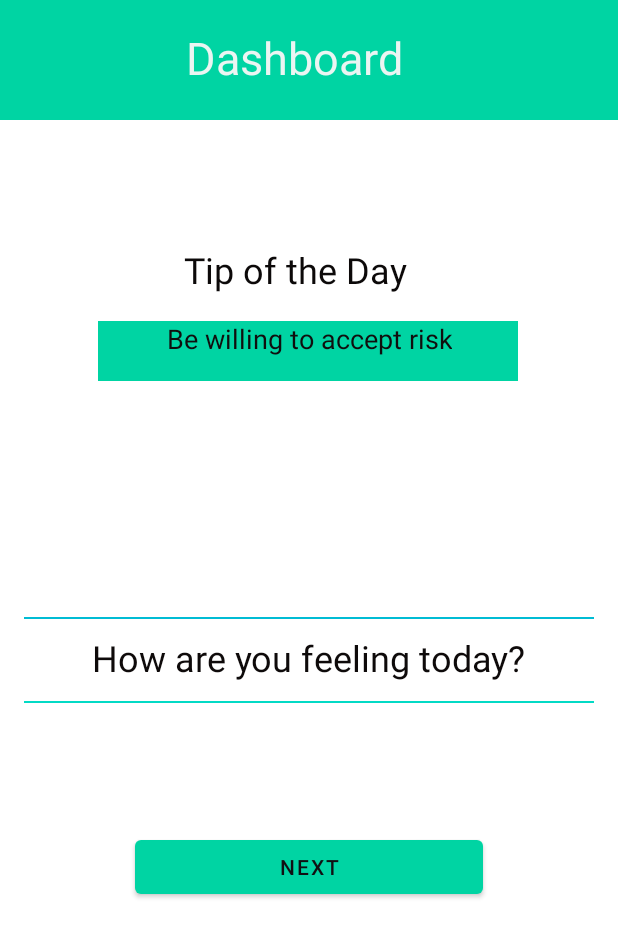
After one commit to MdRashidulIkram/TheCompanion_onAndroid, an Android app: the PrimaryDashboard screen opened directly, with no data from a screen before it, on a phone screen of 412 x 824 dp. The commit adds this screen. Shown: the top 937 px of the screen. Run offline under Robolectric (Android 15) with nearby library versions, the phone set to English and light mode, and no system bars; Roboto replaces fonts that are not available here.

Commit message:
nav success

```diff
--- a/app/src/main/AndroidManifest.xml
+++ b/app/src/main/AndroidManifest.xml
@@ -9,7 +9,8 @@
         android:roundIcon="@mipmap/ic_launcher_round"
         android:supportsRtl="true"
         android:theme="@style/Theme.The_Companion">
-        <activity android:name=".AddTaskActivity"></activity>
+        <activity android:name=".PrimaryDashboard"></activity>
+        <activity android:name=".AddTaskActivity" />
         <activity android:name=".DashboardActivity" />
         <activity android:name=".registration_screen" />
         <activity android:name=".login_screen" />
--- /dev/null
+++ b/app/src/main/java/com/example/the_companion/PrimaryDashboard.java
@@ -0,0 +1,14 @@
+package com.example.the_companion;
+
+import androidx.appcompat.app.AppCompatActivity;
+
+import android.os.Bundle;
+
+public class PrimaryDashboard extends AppCompatActivity {
+
+    @Override
+    protected void onCreate(Bundle savedInstanceState) {
+        super.onCreate(savedInstanceState);
+        setContentView(R.layout.activity_primary_dashboard);
+    }
+}
--- a/app/src/main/java/com/example/the_companion/registration_screen.java
+++ b/app/src/main/java/com/example/the_companion/registration_screen.java
@@ -150,7 +150,11 @@ public class registration_screen extends AppCompatActivity implements View.OnCli
                         Snackbar.make(findViewById(R.id.view), "Successful", Snackbar.LENGTH_LONG)
                                 .setAction("Action", null).show();
                         //FirebaseUser user = mAuth.getCurrentUser();
-                    } else {
+                        Intent intent = new Intent(registration_screen.this, PrimaryDashboard.class);
+                        startActivity(intent);
+                    }
+
+                    else {
                         // If sign in fails, display a message to the user.
                         Snackbar.make(findViewById(R.id.view), email + password, Snackbar.LENGTH_LONG)
                                 .setAction("Action", null).show();
--- /dev/null
+++ b/app/src/main/res/drawable/ic_baseline_highlight_24.xml
@@ -0,0 +1,5 @@
+<vector android:height="24dp" android:tint="#B1AC19"
+    android:viewportHeight="24" android:viewportWidth="24"
+    android:width="24dp" xmlns:android="http://schemas.android.com/apk/res/android">
+    <path android:fillColor="@android:color/white" android:pathData="M6,14l3,3v5h6v-5l3,-3V9H6V14zM11,2h2v3h-2V2zM3.5,5.88l1.41,-1.41l2.12,2.12L5.62,8L3.5,5.88zM16.96,6.59l2.12,-2.12l1.41,1.41L18.38,8L16.96,6.59z"/>
+</vector>
--- /dev/null
+++ b/app/src/main/res/layout/activity_primary_dashboard.xml
@@ -0,0 +1,136 @@
+<?xml version="1.0" encoding="utf-8"?>
+<androidx.constraintlayout.widget.ConstraintLayout xmlns:android="http://schemas.android.com/apk/res/android"
+    xmlns:app="http://schemas.android.com/apk/res-auto"
+    xmlns:tools="http://schemas.android.com/tools"
+    android:layout_width="match_parent"
+    android:layout_height="match_parent"
+    tools:context=".PrimaryDashboard">
+
+
+    <TextView
+        android:id="@+id/textView3"
+        android:layout_width="wrap_content"
+        android:layout_height="wrap_content"
+        android:text="@string/how_are_you_feeling_today"
+        android:textColor="#0E0A0A"
+        android:textSize="24sp"
+        app:layout_constraintBottom_toBottomOf="parent"
+        app:layout_constraintEnd_toEndOf="parent"
+        app:layout_constraintStart_toStartOf="parent"
+        app:layout_constraintTop_toTopOf="parent"
+        app:layout_constraintVertical_bias="0.533" />
+
+    <Button
+        android:id="@+id/next"
+        android:layout_width="0dp"
+        android:layout_height="wrap_content"
+        android:layout_marginStart="90dp"
+        android:layout_marginTop="536dp"
+        android:layout_marginEnd="90dp"
+        android:text="@string/next"
+        android:textColor="#111013"
+        app:backgroundTint="#00D4A3"
+        app:iconTint="#673AB7"
+        app:layout_constraintEnd_toEndOf="parent"
+        app:layout_constraintHorizontal_bias="0.0"
+        app:layout_constraintStart_toStartOf="parent"
+        app:layout_constraintTop_toTopOf="@+id/textView4" />
+
+    <View
+        android:id="@+id/colored_bar"
+        android:layout_width="600dp"
+        android:layout_height="80dp"
+        android:layout_marginStart="50dp"
+        android:background="#00D4A3"
+        app:layout_constraintBottom_toBottomOf="parent"
+        app:layout_constraintEnd_toEndOf="parent"
+        app:layout_constraintHorizontal_bias="0.87"
+        app:layout_constraintStart_toStartOf="parent"
+        app:layout_constraintTop_toTopOf="parent"
+        app:layout_constraintVertical_bias="0.0" />
+
+
+    <View
+        android:id="@+id/colored_bar2"
+        android:layout_width="280dp"
+        android:layout_height="40dp"
+        android:background="#00D4A3"
+        app:layout_constraintBottom_toBottomOf="parent"
+        app:layout_constraintEnd_toEndOf="parent"
+        app:layout_constraintHorizontal_bias="0.496"
+        app:layout_constraintStart_toStartOf="parent"
+        app:layout_constraintTop_toTopOf="parent"
+        app:layout_constraintVertical_bias="0.273" />
+
+    <TextView
+        android:id="@+id/textView4"
+        android:layout_width="wrap_content"
+        android:layout_height="wrap_content"
+        android:text="@string/dashboard"
+        android:textColor="#F2F8F7F7"
+        android:textSize="30sp"
+        app:layout_constraintBottom_toBottomOf="parent"
+        app:layout_constraintEnd_toEndOf="parent"
+        app:layout_constraintHorizontal_bias="0.464"
+        app:layout_constraintStart_toStartOf="parent"
+        app:layout_constraintTop_toTopOf="parent"
+        app:layout_constraintVertical_bias="0.023" />
+
+    <View
+        android:id="@+id/divider2"
+        android:layout_width="match_parent"
+        android:layout_height="1dp"
+        android:layout_marginStart="16dp"
+        android:layout_marginEnd="16dp"
+        android:background="#00BCD4"
+        app:layout_constraintBottom_toBottomOf="parent"
+        app:layout_constraintEnd_toEndOf="parent"
+        app:layout_constraintHorizontal_bias="0.0"
+        app:layout_constraintStart_toStartOf="parent"
+        app:layout_constraintTop_toTopOf="parent" />
+
+    <View
+        android:id="@+id/divider3"
+        android:layout_width="match_parent"
+        android:layout_height="1dp"
+        android:layout_marginStart="16dp"
+        android:layout_marginEnd="16dp"
+        android:background="@color/teal_200"
+        app:layout_constraintBottom_toBottomOf="parent"
+        app:layout_constraintEnd_toEndOf="parent"
+        app:layout_constraintHorizontal_bias="0.0"
+        app:layout_constraintStart_toStartOf="parent"
+        app:layout_constraintTop_toTopOf="@+id/textView4"
+        app:layout_constraintVertical_bias="0.558" />
+
+    <TextView
+        android:id="@+id/tip"
+        android:layout_width="wrap_content"
+        android:layout_height="wrap_content"
+        android:text="@string/tip_of_the_day"
+        android:textColor="#0C0909"
+        android:textSize="24sp"
+        app:layout_constraintBottom_toBottomOf="parent"
+        app:layout_constraintEnd_toEndOf="parent"
+        app:layout_constraintHorizontal_bias="0.467"
+        app:layout_constraintStart_toStartOf="parent"
+        app:layout_constraintTop_toTopOf="parent"
+        app:layout_constraintVertical_bias="0.206" />
+
+    <TextView
+        android:id="@+id/quote"
+        android:layout_width="wrap_content"
+        android:layout_height="wrap_content"
+        android:text="@string/be_willing_to_accept_risk"
+        android:textAlignment="center"
+        android:textColor="#100E0E"
+        android:textSize="18sp"
+        app:layout_constraintBottom_toBottomOf="parent"
+        app:layout_constraintEnd_toEndOf="@+id/colored_bar2"
+        app:layout_constraintHorizontal_bias="0.506"
+        app:layout_constraintStart_toStartOf="@+id/colored_bar2"
+        app:layout_constraintTop_toTopOf="parent"
+        app:layout_constraintVertical_bias="0.267" />
+
+
+</androidx.constraintlayout.widget.ConstraintLayout>
--- a/app/src/main/res/values/strings.xml
+++ b/app/src/main/res/values/strings.xml
@@ -12,6 +12,11 @@
     <string name="disclaimer_it_s_a_task_manager_and_not_a_therapeutic_tool">Disclaimer: It\'s a task manager and not a therapeutic tool</string>
     <string name="email_username">Email/Username</string>
     <string name="confirm_password">Confirm password</string>
+    <string name="how_are_you_feeling_today">How are you feeling today?</string>
+    <string name="next">Next</string>
+    <string name="dashboard">Dashboard</string>
+    <string name="tip_of_the_day">Tip of the Day</string>
+    <string name="be_willing_to_accept_risk">Be willing to accept risk</string>
 
 
 </resources>
```
